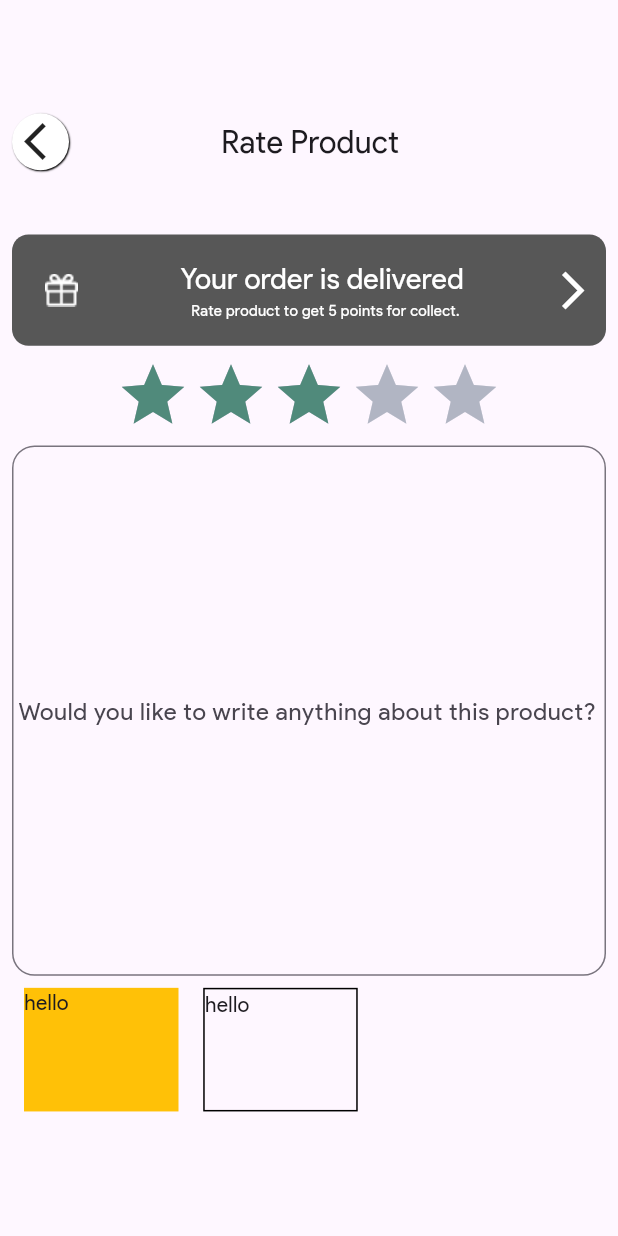
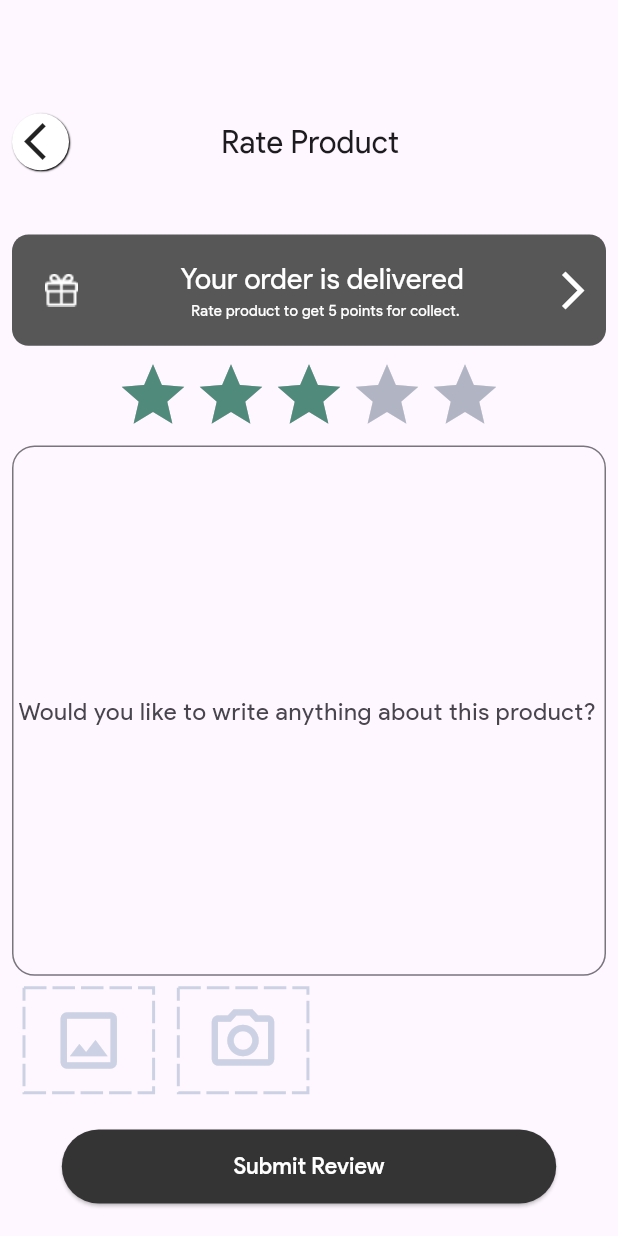
Before and after one commit to SHUKLABHARGAV/gemstore, a Flutter app: the RateScreen screen opened directly, on a phone screen of 412 x 824 dp. Run offline on Flutter 3.47's test engine with Material 3 defaults, Android fonts, the phone set to English and light mode, and no system bars; drawn by our look-alikes of dotted_border, flutter_rating_stars; our stand-ins replace another_xlider, carousel_slider, dropdown_button2, flutter_svg, google_nav_bar, line_icons and 3 more.

Commit message:
rate screen complete

```diff
--- a/lib/screens/RateScreen.dart
+++ b/lib/screens/RateScreen.dart
@@ -1,5 +1,7 @@
+import 'package:dotted_border/dotted_border.dart';
 import 'package:flutter/material.dart';
 import 'package:flutter_rating_stars/flutter_rating_stars.dart';
+import 'package:gemstore/utils/color_helper.dart';
 import 'package:sizer/sizer.dart';
 import 'package:smooth_star_rating_nsafe/smooth_star_rating.dart';
 
@@ -143,25 +145,48 @@ class RateScreen extends StatefulWidget {
             child: Row(
 
               children: [
-                Container(
-                  color: Colors.amber,
-                  height: 10.h,
-                  width: 25.w,
-                  child:Text("hello")
+
+                DottedBorder(
+                  dashPattern: [15,4],
+                  color: Color(0xffCCD2E3),
+                  strokeWidth: 2,
+                  child: Container(
+
+                    height: 8.h,
+                    width: 20.w,
+                    child:Icon(Icons.image_outlined,
+                    color: Color(0xffCCD2E3),
+                    size: 50,)
+                  ),
                 ),
                 SizedBox(width: 2.h,),
-                Container(
-              decoration: BoxDecoration(
-                border: Border.all()
-              ),
-              height: 10.h,
-              width: 25.w,
-              child:Text("hello")
-            ),
+               DottedBorder(
+                  dashPattern: [15,4],
+                  color: Color(0xffCCD2E3),
+                  strokeWidth: 2,
+                  child: Container(
+
+                    height: 8.h,
+                    width: 20.w,
+                    child:Icon(Icons.camera_alt_outlined,
+                    color: Color(0xffCCD2E3),
+                    size: 50,)
+                  ),
+                ),
               ],
             ),
           ),
+               SizedBox(height: 2.h,),
+        SizedBox(
+          width: 40.h,
+          height: 6.h,
+          child: ElevatedButton(
+            style: ElevatedButton.styleFrom(backgroundColor: Colorhelper.btncolor),
+            onPressed:  () {
 
+          },
+           child: Text("Submit Review",style: TextStyle(color: Colors.white,fontSize: 11.sp),)),
+        )
            ],
         ),
       )
--- a/lib/utils/color_helper.dart
+++ b/lib/utils/color_helper.dart
@@ -18,6 +18,7 @@ class Colorhelper {
   static const Color accessoriesbanner = Color(0xff9C9492);
   static const Color shoesbanner = Color(0xff44565C);
   static const Color collectionbanner = Color(0xffB9AEB2);
+  static const Color btncolor = Color(0xff343434);
 
 
 
--- a/pubspec.yaml
+++ b/pubspec.yaml
@@ -49,6 +49,7 @@ dependencies:
   flutter_rating_stars: ^1.0.3+4
   smooth_star_rating_nsafe: ^1.0.0+1
   image_picker: ^1.0.8
+  dotted_border: ^2.1.0
   # input_history_text_field: ^0.2.0
   # dots_indicator: ^3.0.0
   # flutter_carousel_widget: ^2.2.0
```
Also changed, not shown: pubspec.lock.
